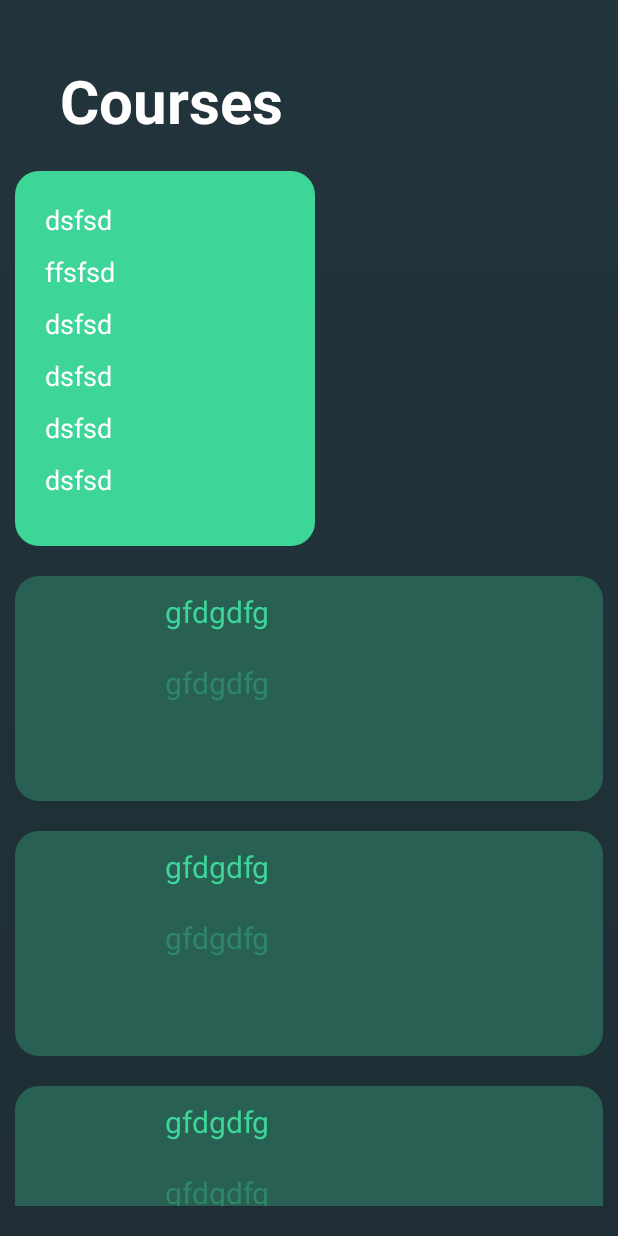
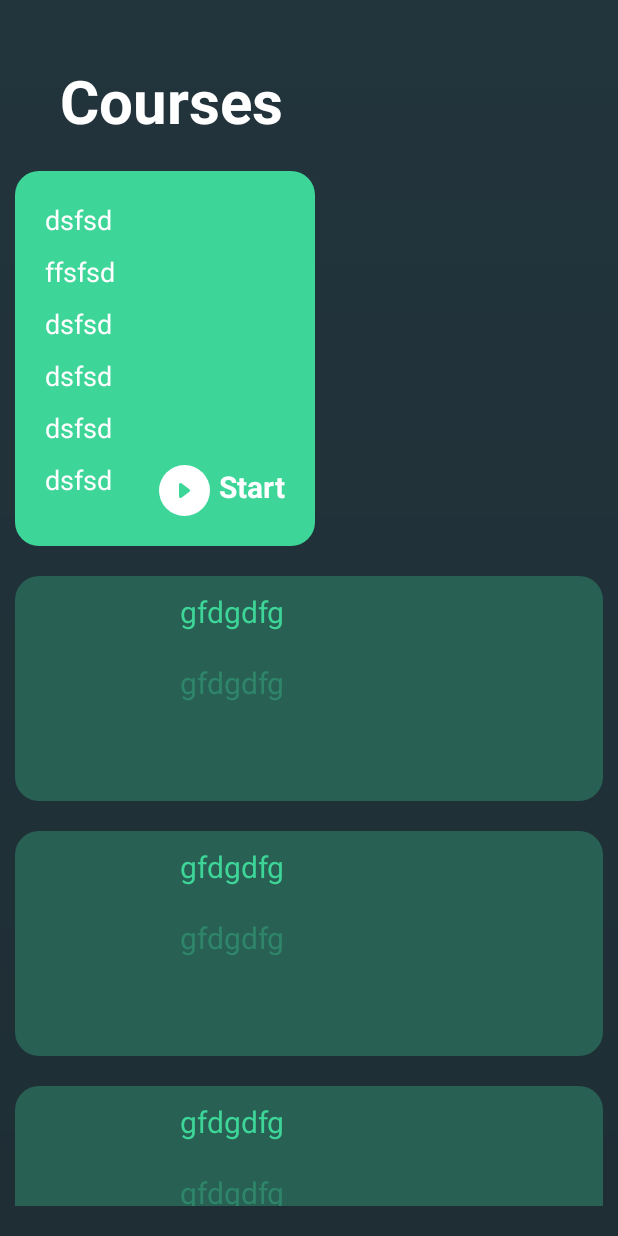
Before and after one commit to MR-BIGO/TBC_Test5, an Android app: the layout fragment_main.xml on its own in the app's theme, with its tools: preview values and no code run, on a phone screen of 412 x 824 dp. Run offline under Robolectric (Android 15) with nearby library versions, the phone set to English and light mode, and no system bars.

Commit message:
start button and minor changes. nothing special

```diff
--- /dev/null
+++ b/app/src/main/res/drawable/background_start_button.xml
@@ -0,0 +1,6 @@
+<?xml version="1.0" encoding="utf-8"?>
+<shape xmlns:android="http://schemas.android.com/apk/res/android" android:shape="oval">
+
+    <solid android:color="@color/white" />
+
+</shape>
--- /dev/null
+++ b/app/src/main/res/drawable/ic_triangle.xml
@@ -0,0 +1,10 @@
+<vector xmlns:android="http://schemas.android.com/apk/res/android"
+    android:width="8dp"
+    android:height="10dp"
+    android:viewportWidth="8"
+    android:viewportHeight="10">
+  <path
+      android:pathData="M6.933,4.2C7.467,4.6 7.467,5.4 6.933,5.8L1.6,9.8C0.941,10.294 0,9.824 0,9L0,1C0,0.176 0.941,-0.294 1.6,0.2L6.933,4.2Z"
+      android:fillColor="#3DD598"
+      android:fillType="evenOdd"/>
+</vector>
--- a/app/src/main/res/layout/main_recycler_layout.xml
+++ b/app/src/main/res/layout/main_recycler_layout.xml
@@ -10,6 +10,7 @@
         android:id="@+id/ivIcon"
         android:layout_width="80dp"
         android:layout_height="80dp"
+        android:layout_marginStart="10dp"
         app:layout_constraintBottom_toBottomOf="parent"
         app:layout_constraintStart_toStartOf="parent"
         app:layout_constraintTop_toTopOf="parent" />
--- a/app/src/main/res/layout/nested_rv_item.xml
+++ b/app/src/main/res/layout/nested_rv_item.xml
@@ -72,5 +72,26 @@
         app:layout_constraintStart_toStartOf="parent"
         app:layout_constraintTop_toBottomOf="@id/tvQuestion" />
 
+    <ImageView
+        android:layout_width="34dp"
+        android:layout_height="34dp"
+        android:layout_marginEnd="50dp"
+        android:background="@drawable/background_start_button"
+        android:scaleType="center"
+        android:src="@drawable/ic_triangle"
+        app:layout_constraintBottom_toBottomOf="parent"
+        app:layout_constraintEnd_toEndOf="parent" />
+
+    <TextView
+        android:layout_width="wrap_content"
+        android:layout_height="wrap_content"
+        android:layout_marginBottom="6dp"
+        android:text="@string/start"
+        android:textColor="@color/white"
+        android:textSize="20sp"
+        android:textStyle="bold"
+        app:layout_constraintBottom_toBottomOf="parent"
+        app:layout_constraintEnd_toEndOf="parent" />
+
 
 </androidx.constraintlayout.widget.ConstraintLayout>
--- a/app/src/main/res/values/strings.xml
+++ b/app/src/main/res/values/strings.xml
@@ -3,4 +3,5 @@
     <!-- TODO: Remove or change this placeholder text -->
     <string name="hello_blank_fragment">Hello blank fragment</string>
     <string name="courses">Courses</string>
+    <string name="start">Start</string>
 </resources>
```
